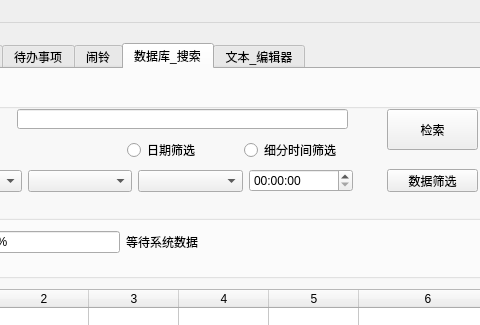
First picture: the form in UI/Main_cn.ui, repository kerlive/Memorandum, before the edit; both pictures show x 176 to 656 and y 0 to 325 of the 750 by 600 pixel window.
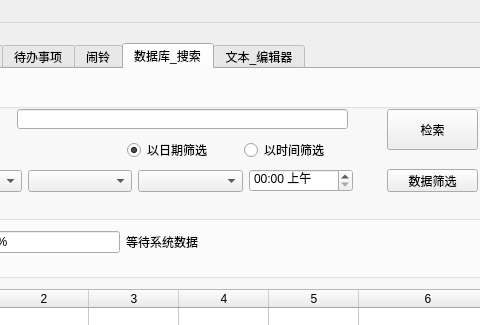
Second picture: the form after the edit. The open tabs and pages were chosen to show the change. Icons and pictures are not drawn.

Diff of the .ui file:
```diff
--- a/UI/Main_cn.ui
+++ b/UI/Main_cn.ui
@@ -1021,7 +1021,11 @@
          <widget class="QComboBox" name="comboBox_3"/>
         </item>
         <item>
-         <widget class="QTimeEdit" name="timeEdit"/>
+         <widget class="QTimeEdit" name="timeEdit">
+          <property name="displayFormat">
+           <string>HH:mm AP</string>
+          </property>
+         </widget>
         </item>
        </layout>
       </widget>
@@ -1070,14 +1074,17 @@
         <item>
          <widget class="QRadioButton" name="radioButton">
           <property name="text">
-           <string>日期筛选</string>
+           <string>以日期筛选</string>
+          </property>
+          <property name="checked">
+           <bool>true</bool>
           </property>
          </widget>
         </item>
         <item>
          <widget class="QRadioButton" name="radioButton_2">
           <property name="text">
-           <string>细分时间筛选</string>
+           <string>以时间筛选</string>
           </property>
          </widget>
         </item>
```
Left out of the diff: 6 changed lines with no effect on the pictures.
